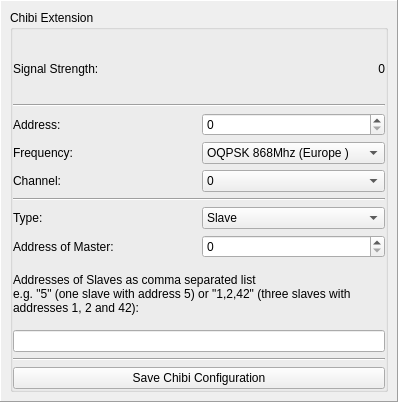
Tinkerforge/brickv, file src/brickv/plugin_system/plugins/master/ui/chibi.ui: the form before one commit.
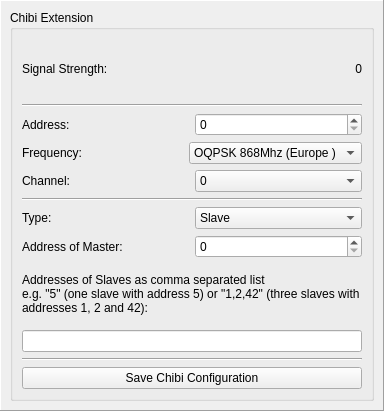
The form after the commit.

Commit message: Fix layout problem with groupbox in Master Extension UI

The edit to the form file:
```diff
--- a/src/brickv/plugin_system/plugins/master/ui/chibi.ui
+++ b/src/brickv/plugin_system/plugins/master/ui/chibi.ui
@@ -6,8 +6,8 @@
    <rect>
     <x>0</x>
     <y>0</y>
-    <width>398</width>
-    <height>402</height>
+    <width>384</width>
+    <height>411</height>
    </rect>
   </property>
   <property name="windowTitle">
@@ -32,18 +32,6 @@
          <string>Chibi Extension</string>
         </property>
         <layout class="QVBoxLayout" name="verticalLayout_2">
-         <property name="leftMargin">
-          <number>0</number>
-         </property>
-         <property name="topMargin">
-          <number>9</number>
-         </property>
-         <property name="rightMargin">
-          <number>0</number>
-         </property>
-         <property name="bottomMargin">
-          <number>0</number>
-         </property>
          <item>
           <layout class="QHBoxLayout" name="horizontalLayout_5">
            <item>
```
The commit also changes 2 other files.
